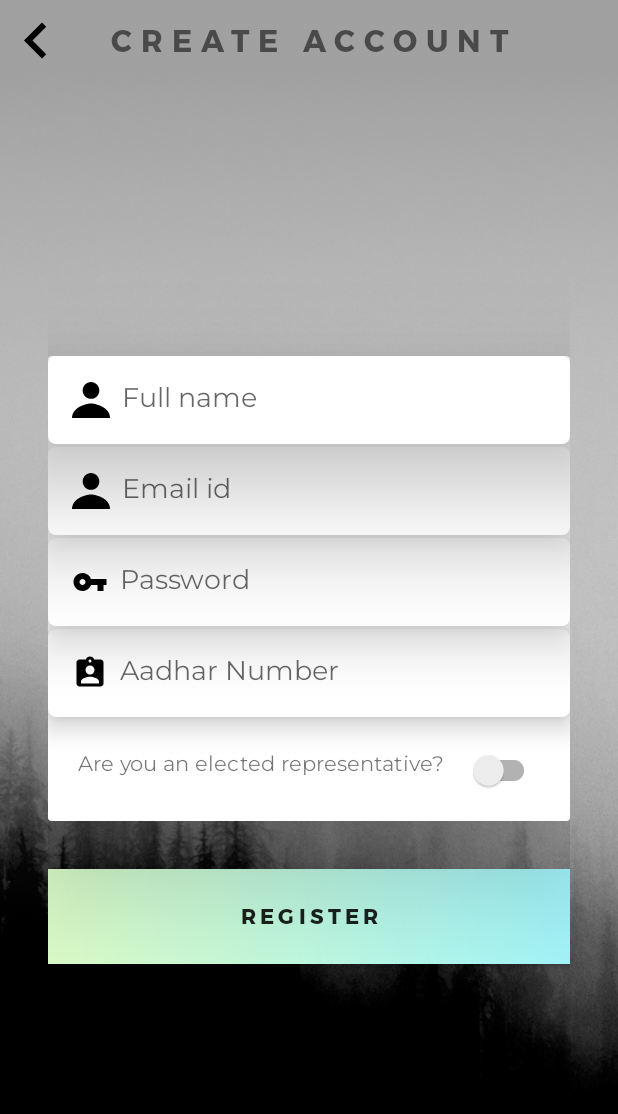
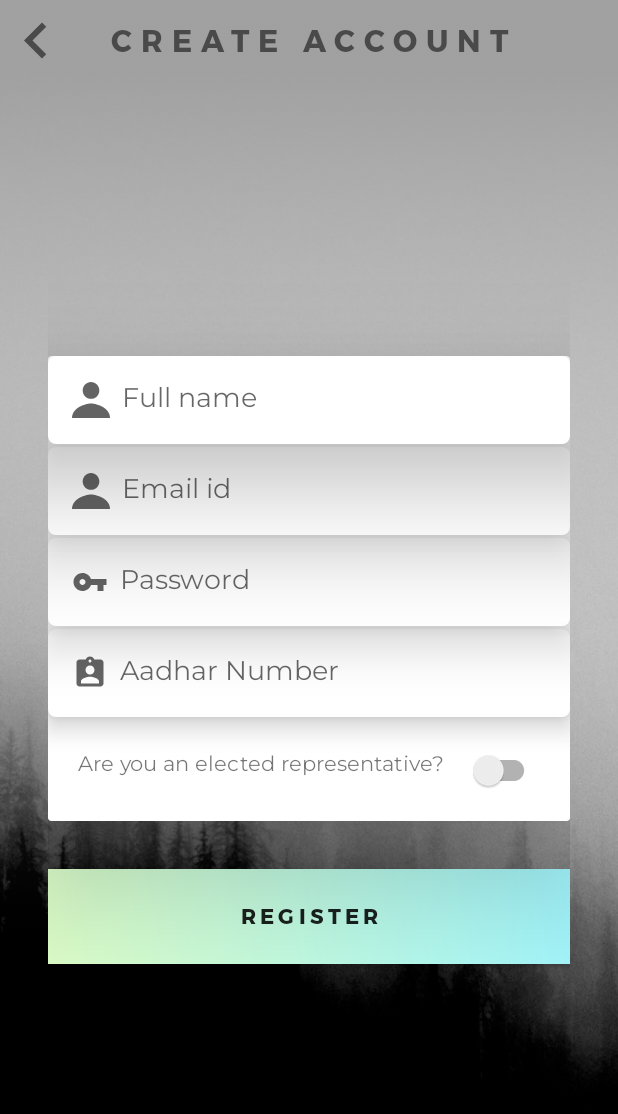
Before and after one commit to raj-subhankar/hackathon-android, an Android app: the RegisterActivity screen opened directly, with no data from a screen before it, on a phone screen of 412 x 824 dp. Shown: the top 1114 px of the screen. Run offline under Robolectric (Android 15) with nearby library versions, the phone set to English and light mode, and no system bars; our stand-ins replace data binding; libraries missing offline, so code that uses them is left out: com.pixplicity.easyprefs.

Commit message:
changed icon colors

```diff
--- a/app/src/main/res/drawable/add_feed.xml
+++ b/app/src/main/res/drawable/add_feed.xml
@@ -4,6 +4,6 @@
         android:viewportWidth="24.0"
         android:viewportHeight="24.0">
     <path
-        android:fillColor="#FF000000"
+        android:fillColor="@color/icon_color"
         android:pathData="M19,13h-6v6h-2v-6H5v-2h6V5h2v6h6v2z"/>
 </vector>
--- a/app/src/main/res/drawable/comments.xml
+++ b/app/src/main/res/drawable/comments.xml
@@ -4,6 +4,6 @@
         android:viewportWidth="24.0"
         android:viewportHeight="24.0">
     <path
-        android:fillColor="#FF000000"
+        android:fillColor="@color/icon_color"
         android:pathData="M21.99,4c0,-1.1 -0.89,-2 -1.99,-2L4,2c-1.1,0 -2,0.9 -2,2v12c0,1.1 0.9,2 2,2h14l4,4 -0.01,-18zM18,14L6,14v-2h12v2zM18,11L6,11L6,9h12v2zM18,8L6,8L6,6h12v2z"/>
 </vector>
--- a/app/src/main/res/drawable/ic_password.xml
+++ b/app/src/main/res/drawable/ic_password.xml
@@ -4,6 +4,6 @@
     android:viewportHeight="24.0"
     android:viewportWidth="24.0">
     <path
-        android:fillColor="#FF000000"
+        android:fillColor="@color/icon_color"
         android:pathData="M12.65,10C11.83,7.67 9.61,6 7,6c-3.31,0 -6,2.69 -6,6s2.69,6 6,6c2.61,0 4.83,-1.67 5.65,-4H17v4h4v-4h2v-4H12.65zM7,14c-1.1,0 -2,-0.9 -2,-2s0.9,-2 2,-2 2,0.9 2,2 -0.9,2 -2,2z" />
 </vector>
--- a/app/src/main/res/drawable/ic_username.xml
+++ b/app/src/main/res/drawable/ic_username.xml
@@ -4,13 +4,13 @@
     android:viewportHeight="30.0"
     android:viewportWidth="32.0">
     <path
-        android:fillColor="#000000"
+        android:fillColor="@color/icon_color"
         android:fillType="evenOdd"
         android:pathData="M32,30C32,21.9 21.4,18 16,18C10.6,18 0,21.9 0,30L32,30Z"
         android:strokeColor="#00000000"
         android:strokeWidth="1" />
     <path
-        android:fillColor="#000000"
+        android:fillColor="@color/icon_color"
         android:fillType="evenOdd"
         android:pathData="M16,14C19.85,14 23,10.85 23,7C23,3.15 19.85,0 16,0C12.15,0 9,3.15 9,7C9,10.85 12.15,14 16,14L16,14Z"
         android:strokeColor="#00000000"
--- a/app/src/main/res/drawable/id_card.xml
+++ b/app/src/main/res/drawable/id_card.xml
@@ -4,6 +4,6 @@
         android:viewportWidth="24.0"
         android:viewportHeight="24.0">
     <path
-        android:fillColor="#FF000000"
+        android:fillColor="@color/icon_color"
         android:pathData="M19,3h-4.18C14.4,1.84 13.3,1 12,1c-1.3,0 -2.4,0.84 -2.82,2L5,3c-1.1,0 -2,0.9 -2,2v14c0,1.1 0.9,2 2,2h14c1.1,0 2,-0.9 2,-2L21,5c0,-1.1 -0.9,-2 -2,-2zM12,3c0.55,0 1,0.45 1,1s-0.45,1 -1,1 -1,-0.45 -1,-1 0.45,-1 1,-1zM12,7c1.66,0 3,1.34 3,3s-1.34,3 -3,3 -3,-1.34 -3,-3 1.34,-3 3,-3zM18,19L6,19v-1.4c0,-2 4,-3.1 6,-3.1s6,1.1 6,3.1L18,19z"/>
 </vector>
--- a/app/src/main/res/drawable/left_arrow.xml
+++ b/app/src/main/res/drawable/left_arrow.xml
@@ -4,6 +4,6 @@
         android:viewportWidth="24.0"
         android:viewportHeight="24.0">
     <path
-        android:fillColor="#FF000000"
+        android:fillColor="@color/icon_color"
         android:pathData="M15.41,16.09l-4.58,-4.59 4.58,-4.59L14,5.5l-6,6 6,6z"/>
 </vector>
--- a/app/src/main/res/drawable/save_post.xml
+++ b/app/src/main/res/drawable/save_post.xml
@@ -4,6 +4,6 @@
         android:viewportWidth="24.0"
         android:viewportHeight="24.0">
     <path
-        android:fillColor="#FF000000"
+        android:fillColor="@color/icon_color"
         android:pathData="M9,16.17L4.83,12l-1.42,1.41L9,19 21,7l-1.41,-1.41z"/>
 </vector>
--- a/app/src/main/res/drawable/thumbs_down.xml
+++ b/app/src/main/res/drawable/thumbs_down.xml
@@ -4,6 +4,6 @@
         android:viewportWidth="24.0"
         android:viewportHeight="24.0">
     <path
-        android:fillColor="#FF000000"
+        android:fillColor="@color/icon_color"
         android:pathData="M15,3L6,3c-0.83,0 -1.54,0.5 -1.84,1.22l-3.02,7.05c-0.09,0.23 -0.14,0.47 -0.14,0.73v1.91l0.01,0.01L1,14c0,1.1 0.9,2 2,2h6.31l-0.95,4.57 -0.03,0.32c0,0.41 0.17,0.79 0.44,1.06L9.83,23l6.59,-6.59c0.36,-0.36 0.58,-0.86 0.58,-1.41L17,5c0,-1.1 -0.9,-2 -2,-2zM19,3v12h4L23,3h-4z"/>
 </vector>
--- a/app/src/main/res/drawable/thumbs_up.xml
+++ b/app/src/main/res/drawable/thumbs_up.xml
@@ -4,6 +4,6 @@
         android:viewportWidth="24.0"
         android:viewportHeight="24.0">
     <path
-        android:fillColor="#FF000000"
+        android:fillColor="@color/icon_color"
         android:pathData="M1,21h4L5,9L1,9v12zM23,10c0,-1.1 -0.9,-2 -2,-2h-6.31l0.95,-4.57 0.03,-0.32c0,-0.41 -0.17,-0.79 -0.44,-1.06L14.17,1 7.59,7.59C7.22,7.95 7,8.45 7,9v10c0,1.1 0.9,2 2,2h9c0.83,0 1.54,-0.5 1.84,-1.22l3.02,-7.05c0.09,-0.23 0.14,-0.47 0.14,-0.73v-1.91l-0.01,-0.01L23,10z"/>
 </vector>
--- a/app/src/main/res/drawable/time_icon.xml
+++ b/app/src/main/res/drawable/time_icon.xml
@@ -4,6 +4,6 @@
         android:viewportWidth="24.0"
         android:viewportHeight="24.0">
     <path
-        android:fillColor="#FF000000"
+        android:fillColor="@color/icon_color"
         android:pathData="M11.99,2C6.47,2 2,6.48 2,12s4.47,10 9.99,10C17.52,22 22,17.52 22,12S17.52,2 11.99,2zM12,20c-4.42,0 -8,-3.58 -8,-8s3.58,-8 8,-8 8,3.58 8,8 -3.58,8 -8,8zM12.5,7H11v6l5.25,3.15 0.75,-1.23 -4.5,-2.67z"/>
 </vector>
--- a/app/src/main/res/values/colors.xml
+++ b/app/src/main/res/values/colors.xml
@@ -7,4 +7,5 @@
     <color name="white">#FFFFFF</color>
     <color name="feeds_background">#DEDEDE</color>
     <color name="transparent">#00000000</color>
+    <color name="icon_color">#b8282828</color>
 </resources>
```
